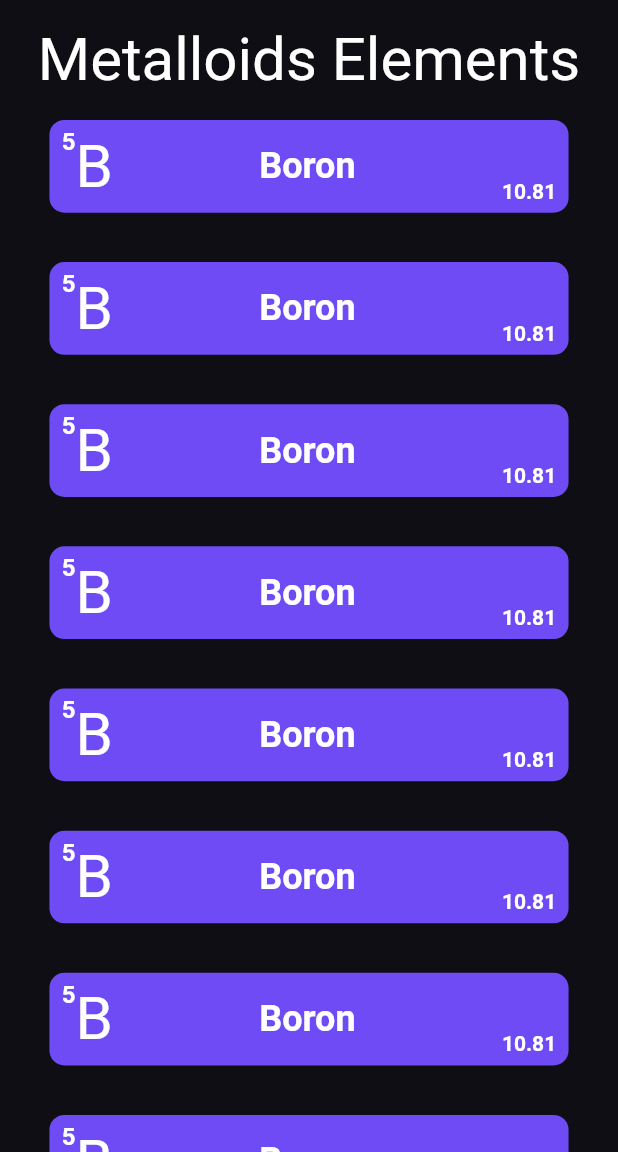
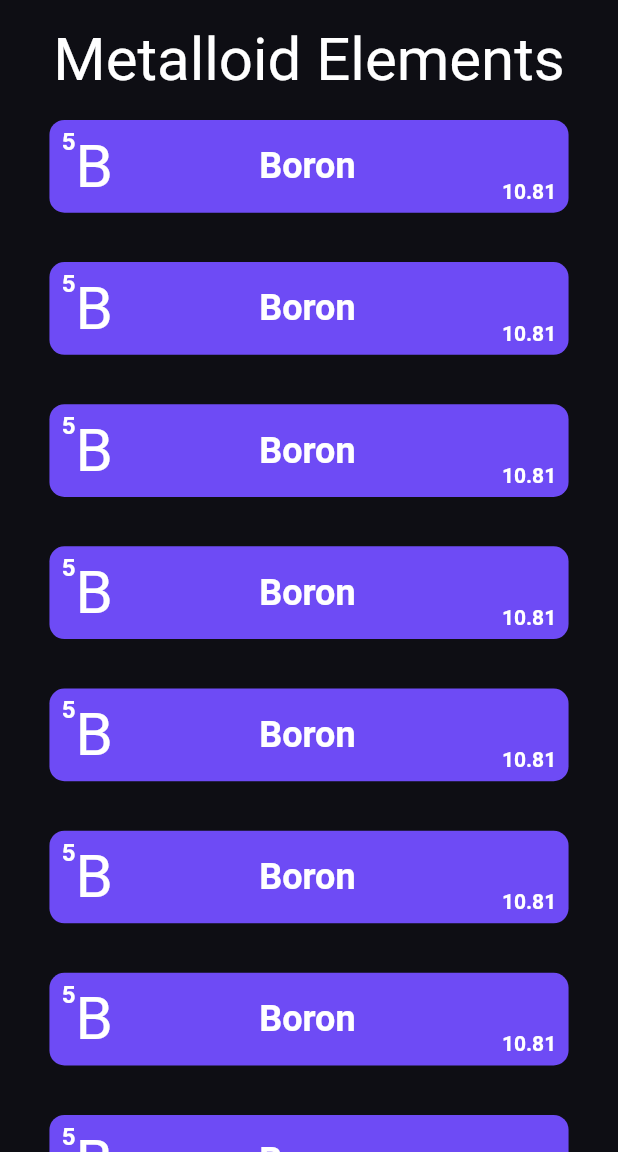
Before and after one commit to furkanagess/periodic_table_app, a Flutter app: the MetalloidsPageView screen opened directly, on a phone screen of 412 x 824 dp, the part 84-1236 px from its top. Run offline on Flutter 3.47's test engine with Material 2 defaults, Android fonts, the phone set to English and light mode, and no system bars; our stand-ins replace mobx; generated files the repository leaves out were written again.

Commit message:
constants fixes

```diff
--- a/lib/product/constants/color_constants.dart
+++ b/lib/product/constants/color_constants.dart
@@ -4,7 +4,6 @@ class AppColors {
   Color get transparentWhite => Color.fromARGB(20, 255, 255, 255);
   Color get lightWhite => Color.fromARGB(50, 255, 255, 255);
   Color get darkBlue => Color.fromARGB(255, 34, 34, 49);
-
   Color get white => Colors.white;
   Color get grey => Color(0xff505050);
   Color get background => Color(0xff0e0e14);
--- a/lib/product/constants/strings_constant.dart
+++ b/lib/product/constants/strings_constant.dart
@@ -13,6 +13,10 @@ class AppStrings {
   String get lanthanites => "LANTHANIDES";
   String get actinides => "ACTINIDES";
   String get metalGroup => "METAL GROUP";
-  String get metalloidsElements => "Metalloids Elements";
+  String get nobleGas => "NOBLE GASES";
+  String get reactive => "REACTIVE NONMETAL";
+  String get nonMetalGroup => "NON-METAL GROUP";
+  String get other => "OTHER ELEMENTS";
+  String get metalloidsElements => "Metalloid Elements";
   String get nonMetalElements => "Non-metal Elements";
 }
```
